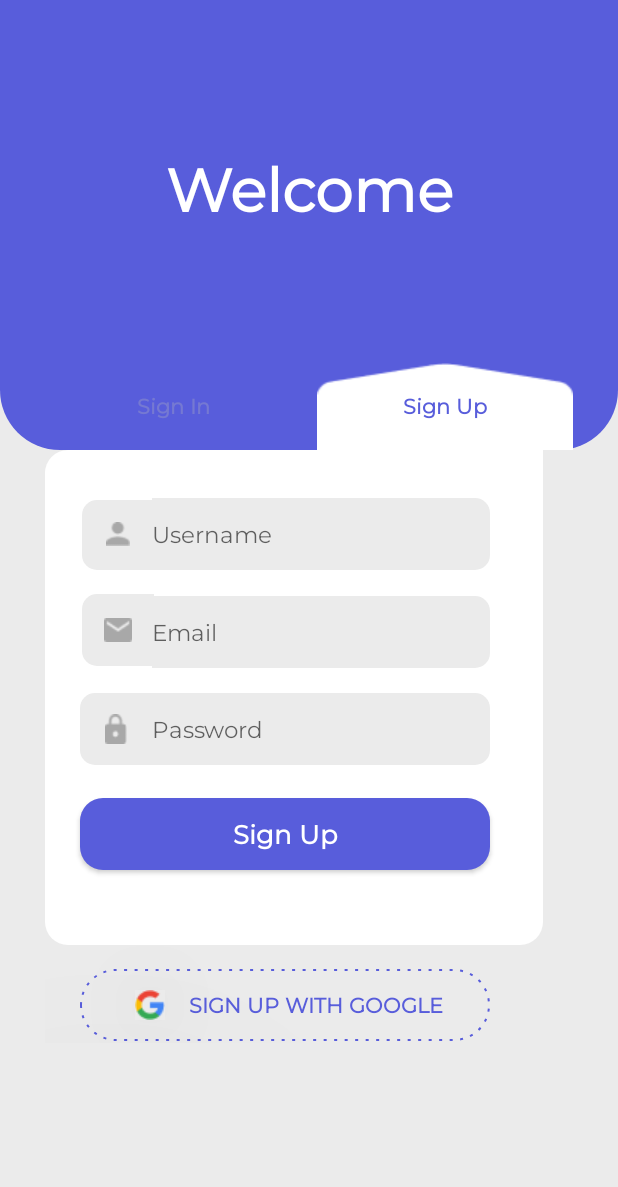
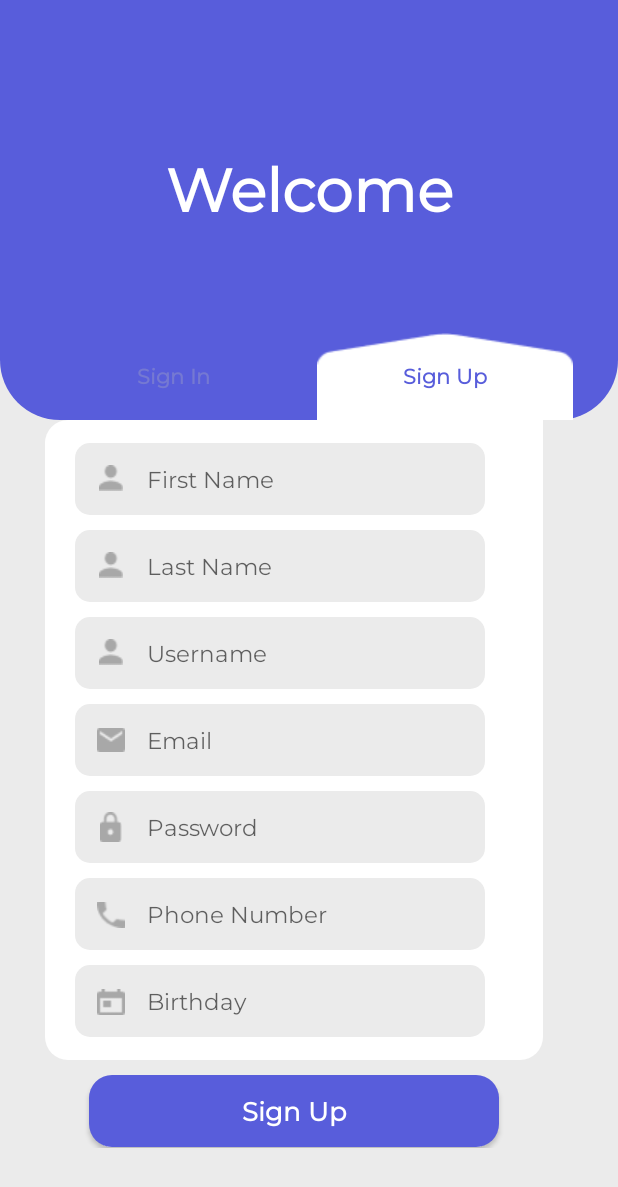
Before and after one commit to ionvasluian/AndroidAppSport, an Android app: the screen it shows after launch (MainActivity), after a tap on "Sign Up", on a phone screen of 412 x 824 dp. Shown: the top 1187 px of the screen. Run offline under Robolectric (Android 15) with nearby library versions, the light colour scheme and no system bars; our stand-ins replace Firebase (no records; nobody signed in at launch, a user with empty details on screens opened directly).

Commit message:
changed sign up part

```diff
--- a/app/src/main/java/com/example/myapplication/RegisterFragment.java
+++ b/app/src/main/java/com/example/myapplication/RegisterFragment.java
@@ -1,5 +1,6 @@
 package com.example.myapplication;
 
+import android.app.DatePickerDialog;
 import android.content.Intent;
 import android.os.Bundle;
 
@@ -7,10 +8,13 @@ import androidx.annotation.NonNull;
 import androidx.annotation.Nullable;
 import androidx.fragment.app.Fragment;
 
+import android.util.Log;
 import android.view.LayoutInflater;
 import android.view.View;
 import android.view.ViewGroup;
 import android.widget.Button;
+import android.widget.DatePicker;
+import android.widget.EditText;
 
 import com.google.android.gms.auth.api.Auth;
 import com.google.android.gms.auth.api.identity.BeginSignInRequest;
@@ -20,13 +24,19 @@ import com.google.android.gms.common.api.GoogleApiClient;
 import com.google.firebase.auth.FirebaseAuth;
 import com.google.firebase.auth.FirebaseUser;
 
+import java.text.SimpleDateFormat;
+import java.util.Calendar;
+import java.util.Locale;
+
 /**
  * A simple {@link Fragment} subclass.
  * Use the {@link RegisterFragment#newInstance} factory method to
  * create an instance of this fragment.
  */
 public class RegisterFragment extends Fragment {
-
+    final Calendar calendarr = Calendar.getInstance();
+    EditText birthday;
+    String birthdayFieldValue;
     // TODO: Rename parameter arguments, choose names that match
     // the fragment initialization parameters, e.g. ARG_ITEM_NUMBER
     private static final String ARG_PARAM1 = "param1";
@@ -82,13 +92,40 @@ public class RegisterFragment extends Fragment {
     @Override
     public void onViewCreated(@NonNull View view, @Nullable Bundle savedInstanceState) {
         super.onViewCreated(view, savedInstanceState);
-        Button register, googleRegister;
+        View contextview = view;
+        Button register;
+        EditText first_name, last_name, username, email, passwd, phone_no, birthday;
         register = view.findViewById(R.id.signupbutton);
-        googleRegister = view.findViewById(R.id.googleSignUpButton);
+        first_name = view.findViewById(R.id.first_name_signup);
+        last_name = view.findViewById(R.id.last_name_signup);
+        username = view.findViewById(R.id.username_signup);
+        passwd = view.findViewById(R.id.passwordsignup);
+        phone_no = view.findViewById(R.id.callphoneNumber);
+        birthday = view.findViewById(R.id.birthday_date);
 
-        FirebaseAuth mAuth = FirebaseAuth.getInstance();
-        FirebaseUser user = mAuth.getCurrentUser();
+        DatePickerDialog.OnDateSetListener datePicker = new DatePickerDialog.OnDateSetListener() {
+            @Override
+            public void onDateSet(DatePicker view, int year, int month, int day) {
+                calendarr.set(Calendar.YEAR, year);
+                calendarr.set(Calendar.MONTH,month);
+                calendarr.set(Calendar.DAY_OF_MONTH,day);
+                updateDateOnLabel(contextview);
+            }
+        };
 
+        birthday.setOnClickListener(new View.OnClickListener() {
+            @Override
+            public void onClick(View view) {
+                new DatePickerDialog(
+                        getActivity(),
+                        R.style.DialogTheme,
+                        datePicker,
+                        calendarr.get(Calendar.YEAR),
+                        calendarr.get(Calendar.MONTH),
+                        calendarr.get(Calendar.DAY_OF_MONTH)
+                ).show();
+            }
+        });
 
         register.setOnClickListener(new View.OnClickListener() {
             @Override
@@ -98,34 +135,14 @@ public class RegisterFragment extends Fragment {
             }
         });
 
-        googleRegister.setOnClickListener(new View.OnClickListener() {
-            @Override
-            public void onClick(View view) {
-//                BeginSignInRequest signInRequest = BeginSignInRequest.builder()
-//                        .setGoogleIdTokenRequestOptions(BeginSignInRequest.GoogleIdTokenRequestOptions.builder()
-//                                .setSupported(true).setServerClientId(getString(R.string.default_web_client_id))
-//                                .setFilterByAuthorizedAccounts(true)
-//                                .build())
-//                        .build();
 
 
-                GoogleSignInOptions gso =  new GoogleSignInOptions.Builder(GoogleSignInOptions.DEFAULT_SIGN_IN)
-                        .requestIdToken(getString(R.string.web_client_id))//you can also use R.string.default_web_client_id
-                        .requestEmail()
-                        .build();
-                GoogleApiClient googleApiClient=new GoogleApiClient.Builder(getActivity())
-                        .enableAutoManage(getActivity(), new GoogleApiClient.OnConnectionFailedListener() {
-                            @Override
-                            public void onConnectionFailed(@NonNull ConnectionResult connectionResult) {
+    }
+    private void updateDateOnLabel(View view){
+        SimpleDateFormat dateFormat = new SimpleDateFormat("yyyy-MM-dd", Locale.US);
+        birthday = view.findViewById(R.id.birthday_date);
+        birthday.setText(String.format("%s", dateFormat.format(calendarr.getTime())));
+        birthdayFieldValue = birthday.getText().toString().trim();
 
-                            }
-                        })
-                        .addApi(Auth.GOOGLE_SIGN_IN_API,gso)
-                        .build();
-                Intent intent = Auth.GoogleSignInApi.getSignInIntent(googleApiClient);
-                startActivityForResult(intent, 1);
-            }
-        });
     }
-
 }
--- /dev/null
+++ b/app/src/main/res/drawable/leftside_birthday.xml
@@ -0,0 +1,16 @@
+<?xml version="1.0" encoding="utf-8"?>
+<layer-list xmlns:android="http://schemas.android.com/apk/res/android" >
+    <item>
+        <shape xmlns:android="http://schemas.android.com/apk/res/android">
+
+            <solid android:color="#EBEBEB" />
+            <corners android:bottomLeftRadius="10dp" android:topLeftRadius="10dp"  />
+        </shape>
+    </item>
+    <item
+        android:drawable="@drawable/birthday"
+        android:bottom="15dp"
+        android:left="15dp"
+        android:right="15dp"
+        android:top="16dp"/>
+</layer-list>
--- /dev/null
+++ b/app/src/main/res/drawable/leftside_trupka.xml
@@ -0,0 +1,16 @@
+<?xml version="1.0" encoding="utf-8"?>
+<layer-list xmlns:android="http://schemas.android.com/apk/res/android" >
+    <item>
+        <shape xmlns:android="http://schemas.android.com/apk/res/android">
+
+            <solid android:color="#EBEBEB" />
+            <corners android:bottomLeftRadius="10dp" android:topLeftRadius="10dp"  />
+        </shape>
+    </item>
+    <item
+        android:drawable="@drawable/trupka"
+        android:bottom="15dp"
+        android:left="15dp"
+        android:right="15dp"
+        android:top="16dp"/>
+</layer-list>
--- a/app/src/main/res/layout/activity_main.xml
+++ b/app/src/main/res/layout/activity_main.xml
@@ -52,7 +52,7 @@
                 android:layout_alignParentStart="true"
 
 
-                android:layout_marginTop="90dp"
+                android:layout_marginTop="70dp"
                 android:layout_marginStart="30dp"
                 android:background="@drawable/button_rectangle"
                 android:fontFamily="@font/montserrat_regular"
@@ -77,7 +77,7 @@
                 android:layout_alignParentTop="true"
                 android:layout_alignParentEnd="true"
 
-                android:layout_marginTop="90dp"
+                android:layout_marginTop="70dp"
                 android:layout_marginEnd="30dp"
 
                 android:background="@drawable/button_rectangle"
@@ -102,7 +102,7 @@
     <RelativeLayout
         android:id="@+id/container1"
         android:layout_width="332dp"
-        android:layout_height="395dp"
+        android:layout_height="485dp"
         android:layout_alignParentTop="true"
         android:layout_alignParentEnd="true"
         android:layout_alignParentStart="true"
@@ -112,7 +112,7 @@
 
 
         android:gravity="top"
-
+        android:layout_gravity="center"
         ></RelativeLayout>
     <Space
         android:layout_width="30dp"
@@ -122,6 +122,4 @@
 </LinearLayout>
 
 
-
-
 </LinearLayout>
--- a/app/src/main/res/layout/fragment_register.xml
+++ b/app/src/main/res/layout/fragment_register.xml
@@ -2,59 +2,121 @@
 <FrameLayout xmlns:android="http://schemas.android.com/apk/res/android"
     xmlns:tools="http://schemas.android.com/tools"
     android:layout_width="332dp"
-    android:layout_height="395dp"
+    android:layout_height="485dp"
     tools:context=".RegisterFragment">
 
-    <RelativeLayout
+    <LinearLayout
         android:layout_width="match_parent"
-        android:layout_height="match_parent">
+        android:layout_height="match_parent"
+        android:orientation="vertical">
 
-        <RelativeLayout
+        <LinearLayout
             android:layout_width="match_parent"
-            android:layout_height="330dp"
-            android:background="@drawable/register_background">
-        </RelativeLayout>
+            android:layout_height="wrap_content"
+            android:background="@drawable/register_background"
+            android:orientation="vertical">
 
 
+            <LinearLayout
+                android:layout_width="match_parent"
+                android:layout_height="wrap_content"
+                android:orientation="horizontal">
+                <ImageView
+                    android:id="@+id/imageView"
+                    android:layout_width="48dp"
+                    android:layout_height="48dp"
+                    android:layout_marginTop="15dp"
+                    android:layout_marginStart="20dp"
+                    android:background="@drawable/leftside_username"
+
+                    android:outlineProvider="none"></ImageView>
+                <EditText
+                    android:id="@+id/first_name_signup"
+                    android:layout_width="225dp"
+                    android:layout_height="48dp"
+                    android:layout_marginTop="15dp"
+
+                    android:background="@drawable/rightside_login"
+                    android:fontFamily="@font/montserrat_regular"
+                    android:hint="First Name"
+                    android:maxLines="1"
+                    android:singleLine="true"
+                    android:outlineProvider="none"
+                    android:textColor="#A8A8A8"
+                    android:textSize="15dp" />
+            </LinearLayout>
+            <LinearLayout
+                android:layout_width="match_parent"
+                android:layout_height="wrap_content"
+                android:orientation="horizontal">
+                <ImageView
+
+                    android:layout_width="48dp"
+                    android:layout_height="48dp"
+                    android:layout_marginTop="10dp"
+                    android:layout_marginStart="20dp"
+                    android:background="@drawable/leftside_username"
+
+                    android:outlineProvider="none"></ImageView>
+                <EditText
+                    android:id="@+id/last_name_signup"
+                    android:layout_width="225dp"
+                    android:layout_height="48dp"
+                    android:layout_marginTop="10dp"
+                    android:background="@drawable/rightside_login"
+                    android:fontFamily="@font/montserrat_regular"
+                    android:hint="Last Name"
+                    android:maxLines="1"
+                    android:singleLine="true"
+                    android:outlineProvider="none"
+                    android:textColor="#A8A8A8"
+                    android:textSize="15dp" />
+            </LinearLayout>
+            <LinearLayout
+                android:layout_width="match_parent"
+                android:layout_height="wrap_content"
+                android:orientation="horizontal">
+                <ImageView
+
+                    android:layout_width="48dp"
+                    android:layout_height="48dp"
+                    android:layout_marginTop="10dp"
+                    android:layout_marginStart="20dp"
+                    android:background="@drawable/leftside_username"
+
+                    android:outlineProvider="none"></ImageView>
+                <EditText
+                    android:id="@+id/username_signup"
+                    android:layout_width="225dp"
+                    android:layout_height="48dp"
+                    android:layout_marginTop="10dp"
+                    android:background="@drawable/rightside_login"
+                    android:fontFamily="@font/montserrat_regular"
+                    android:hint="Username"
+                    android:maxLines="1"
+                    android:singleLine="true"
+                    android:outlineProvider="none"
+                    android:textColor="#A8A8A8"
+                    android:textSize="15dp" />
+            </LinearLayout>
+            <LinearLayout
+                android:layout_width="match_parent"
+                android:layout_height="wrap_content"
+                android:orientation="horizontal">
                 <ImageView
                     android:layout_width="48dp"
                     android:layout_height="48dp"
                     android:layout_alignParentBottom="true"
-
-            android:layout_marginTop="33dp"
-
-            android:layout_marginEnd="-1dp"
-            android:layout_marginBottom="251dp"
-            android:layout_toStartOf="@+id/emailsignup"
+                    android:layout_marginTop="10dp"
+                    android:layout_marginStart="20dp"
                     android:background="@drawable/leftside_login"
-            android:elevation="100dp"
                     android:outlineProvider="none"></ImageView>
-
-        <ImageView
-            android:id="@+id/imageView"
-            android:layout_width="48dp"
-            android:layout_height="48dp"
-
-            android:layout_alignParentBottom="true"
-
-            android:layout_marginTop="33dp"
-            android:layout_marginEnd="-1dp"
-            android:layout_marginBottom="315dp"
-            android:layout_toStartOf="@+id/username_signup"
-            android:background="@drawable/leftside_username"
-            android:elevation="100dp"
-            android:outlineProvider="none"></ImageView>
-
                 <EditText
                     android:id="@+id/emailsignup"
                     android:layout_width="225dp"
                     android:layout_height="48dp"
-            android:layout_alignParentEnd="true"
-            android:layout_alignParentBottom="true"
-            android:layout_marginEnd="35dp"
-            android:layout_marginBottom="250dp"
+                    android:layout_marginTop="10dp"
                     android:background="@drawable/rightside_login"
-            android:elevation="100dp"
                     android:fontFamily="@font/montserrat_regular"
                     android:hint="Email"
                     android:maxLines="1"
@@ -62,49 +124,25 @@
                     android:textColor="#A8A8A8"
                     android:singleLine="true"
                     android:textSize="15dp" />
-
-        <EditText
-            android:id="@+id/username_signup"
-            android:layout_width="225dp"
-            android:layout_height="48dp"
-            android:layout_alignParentEnd="true"
-            android:layout_alignParentBottom="true"
-            android:layout_marginEnd="35dp"
-            android:layout_marginBottom="315dp"
-            android:background="@drawable/rightside_login"
-            android:elevation="100dp"
-            android:fontFamily="@font/montserrat_regular"
-            android:hint="Username"
-            android:maxLines="1"
-            android:singleLine="true"
-            android:outlineProvider="none"
-            android:textColor="#A8A8A8"
-            android:textSize="15dp" />
-
+            </LinearLayout>
+            <LinearLayout
+                android:layout_width="match_parent"
+                android:layout_height="wrap_content"
+                android:orientation="horizontal">
                 <ImageView
                     android:layout_width="48dp"
                     android:layout_height="48dp"
                     android:layout_alignParentBottom="true"
-
-            android:layout_marginTop="33dp"
-
-            android:layout_marginEnd="0dp"
-            android:layout_marginBottom="185dp"
-            android:layout_toStartOf="@+id/passwordsignup"
+                    android:layout_marginTop="10dp"
+                    android:layout_marginStart="20dp"
                     android:background="@drawable/leftside_register"
-            android:elevation="100dp"
                     android:outlineProvider="none"></ImageView>
-
                 <EditText
                     android:id="@+id/passwordsignup"
                     android:layout_width="225dp"
                     android:layout_height="48dp"
-            android:layout_alignParentEnd="true"
-            android:layout_alignParentBottom="true"
-            android:layout_marginEnd="35dp"
-            android:layout_marginBottom="185dp"
+                    android:layout_marginTop="10dp"
                     android:background="@drawable/rightside_login"
-            android:elevation="100dp"
                     android:fontFamily="@font/montserrat_regular"
                     android:hint="Password"
                     android:inputType="textPassword"
@@ -113,50 +151,89 @@
                     android:textColor="#A8A8A8"
                     android:singleLine="true"
                     android:textSize="15dp" />
+            </LinearLayout>
+            <LinearLayout
+                android:layout_width="match_parent"
+                android:layout_height="wrap_content"
+                android:orientation="horizontal">
+                <ImageView
+                    android:layout_width="48dp"
+                    android:layout_height="48dp"
+                    android:layout_alignParentBottom="true"
+                    android:layout_marginTop="10dp"
+                    android:layout_marginStart="20dp"
+                    android:background="@drawable/leftside_trupka"
+                    android:outlineProvider="none"></ImageView>
+                <EditText
+                    android:id="@+id/callphoneNumber"
+                    android:layout_width="225dp"
+                    android:layout_height="48dp"
+                    android:layout_marginTop="10dp"
+                    android:background="@drawable/rightside_login"
+                    android:fontFamily="@font/montserrat_regular"
+                    android:hint="Phone Number"
+                    android:inputType="phone"
+                    android:maxLines="1"
+                    android:outlineProvider="none"
+                    android:textColor="#A8A8A8"
+                    android:singleLine="true"
+                    android:textSize="15dp"
+                    />
+            </LinearLayout>
+
+            <LinearLayout
+                android:layout_width="match_parent"
+                android:layout_height="wrap_content"
+                android:orientation="horizontal">
+                <ImageView
+                    android:layout_width="48dp"
+                    android:layout_height="48dp"
+                    android:layout_alignParentBottom="true"
+                    android:layout_marginTop="10dp"
+                    android:layout_marginStart="20dp"
+                    android:layout_marginBottom="15dp"
+                    android:background="@drawable/leftside_birthday"
+                    android:outlineProvider="none"></ImageView>
+                <EditText
+                    android:id="@+id/birthday_date"
+                    android:layout_width="225dp"
+                    android:layout_height="48dp"
+                    android:layout_marginTop="10dp"
+                    android:layout_marginBottom="15dp"
+                    android:background="@drawable/rightside_login"
+                    android:fontFamily="@font/montserrat_regular"
+                    android:clickable="false"
+                    android:focusable="false"
+                    android:cursorVisible="false"
+                    android:focusableInTouchMode="false"
+                    android:hint="Birthday"
+                    android:maxLines="1"
+                    android:outlineProvider="none"
+                    android:textColor="#A8A8A8"
+                    android:singleLine="true"
+                    android:textSize="15dp"
+                    />
+            </LinearLayout>
+
+
+        </LinearLayout>
 
         <Button
             android:id="@+id/signupbutton"
             android:layout_width="273dp"
             android:layout_height="48dp"
-            android:layout_alignParentEnd="true"
-            android:layout_alignParentBottom="true"
-            android:layout_marginEnd="35dp"
-            android:layout_marginBottom="115dp"
+
+            android:layout_marginTop="10dp"
             android:background="@drawable/button_background"
             android:fontFamily="@font/montserrat_regular"
             android:text="Sign Up"
             android:textAllCaps="false"
             android:textColor="#fff"
             android:textSize="17dp"
+            android:gravity="center"
+            android:layout_gravity="center"
             android:textStyle="bold"></Button>
-
-        <Button
-            android:id="@+id/googleSignUpButton"
-            android:layout_width="273dp"
-            android:layout_height="48dp"
-            android:layout_alignParentEnd="true"
-            android:layout_alignParentBottom="true"
-            android:layout_marginEnd="35dp"
-            android:layout_marginBottom="1dp"
-            android:background="@drawable/google_register_button"
-            android:fontFamily="@font/montserrat_regular"
-            android:outlineProvider="none"
-            android:text="          Sign up with google"
-            android:textColor="#585DDB"
-            android:textStyle="bold" />
-
-        <ImageView
-            android:layout_width="wrap_content"
-            android:layout_height="wrap_content"
-            android:layout_alignParentStart="true"
-            android:layout_alignParentBottom="true"
-            android:layout_marginStart="60dp"
-            android:layout_marginBottom="15dp"
-            android:background="#EBEBEB"
-            android:elevation="100dp"
-            android:src="@drawable/google_logo"></ImageView>
-
-    </RelativeLayout>
+    </LinearLayout>
 
 
 
```
Also changed, not shown: app/src/main/res/drawable-v24/birthday.png (added), app/src/main/res/drawable-v24/trupka.png (added). Lines whose indentation alone changed are shown as unchanged.
